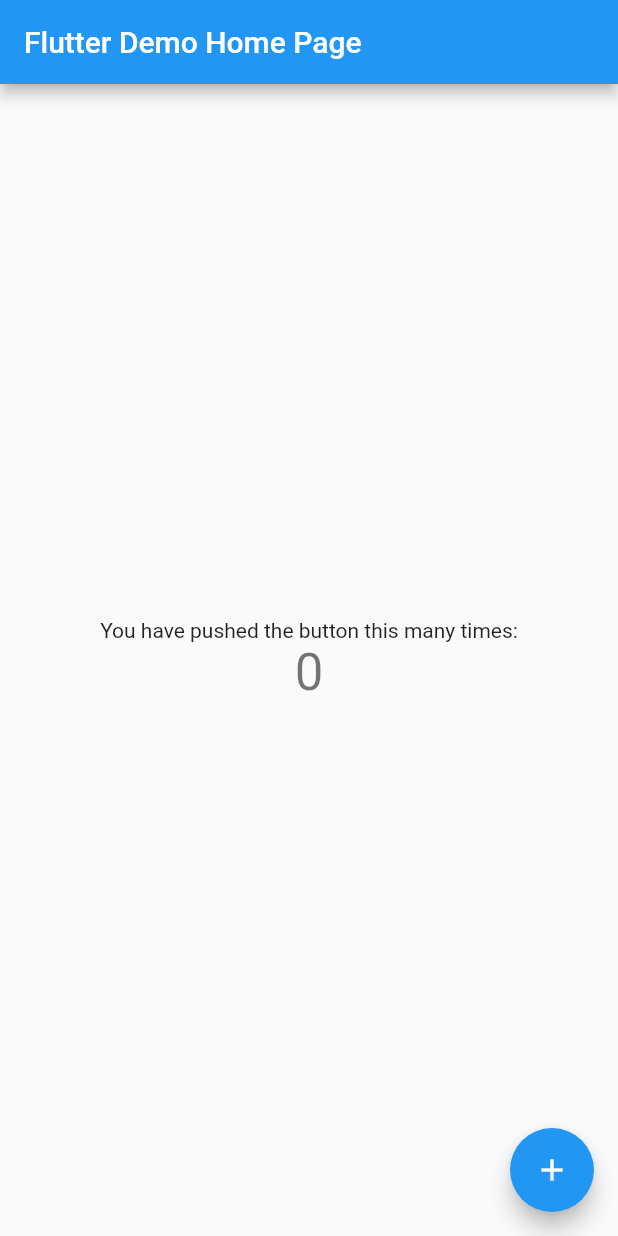
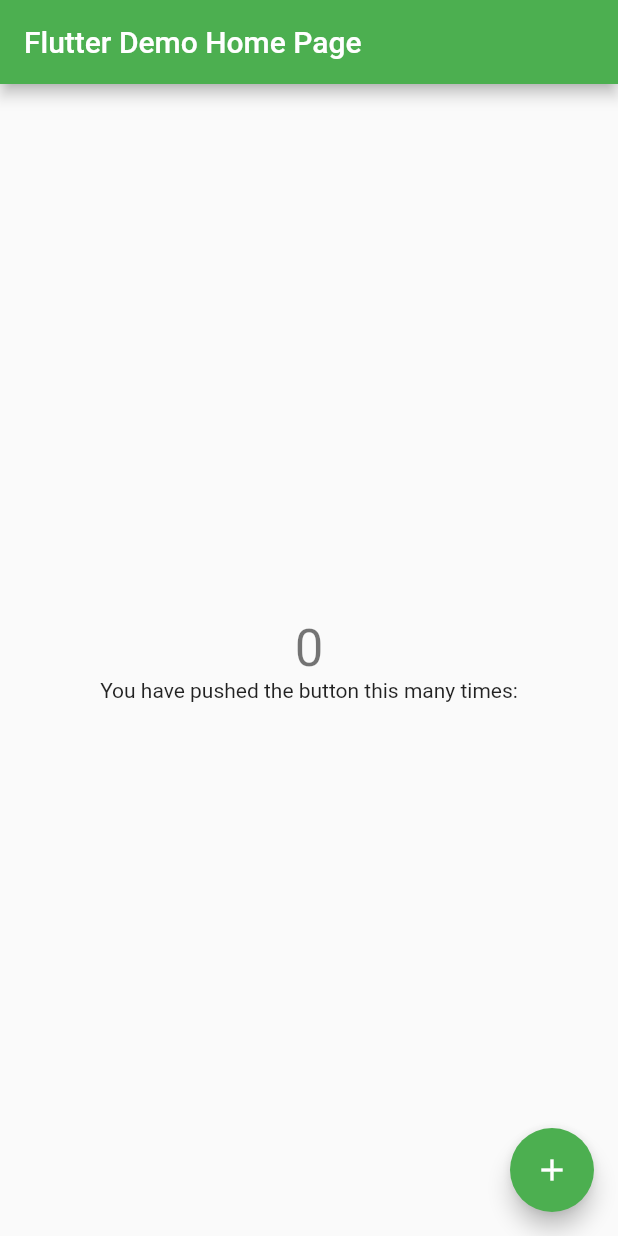
Before and after one commit to GedeonGB/gedeon.github.io, a Flutter app: the screen it shows after launch, on a phone screen of 412 x 824 dp. Run offline on Flutter 3.47's test engine with Material 2 defaults, Android fonts, the phone set to English and light mode, and no system bars.

```diff
--- a/lib/main.dart
+++ b/lib/main.dart
@@ -7,6 +7,7 @@ class MyApp extends StatelessWidget {
   @override
   Widget build(BuildContext context) {
     return MaterialApp(
+      debugShowCheckedModeBanner: false,
       title: 'Flutter Demo',
       theme: ThemeData(
         // This is the theme of your application.
@@ -18,7 +19,7 @@ class MyApp extends StatelessWidget {
         // or simply save your changes to "hot reload" in a Flutter IDE).
         // Notice that the counter didn't reset back to zero; the application
         // is not restarted.
-        primarySwatch: Colors.blue,
+        primarySwatch: Colors.green,
       ),
       home: MyHomePage(title: 'Flutter Demo Home Page'),
     );
@@ -93,11 +94,11 @@ class _MyHomePageState extends State<MyHomePage> {
           mainAxisAlignment: MainAxisAlignment.center,
           children: <Widget>[
             Text(
-              'You have pushed the button this many times:',
+              '$_counter',
+              style: Theme.of(context).textTheme.display1,
             ),
             Text(
-              '$_counter',
-              style: Theme.of(context).textTheme.display1,
+              'You have pushed the button this many times:',
             ),
           ],
         ),
```
